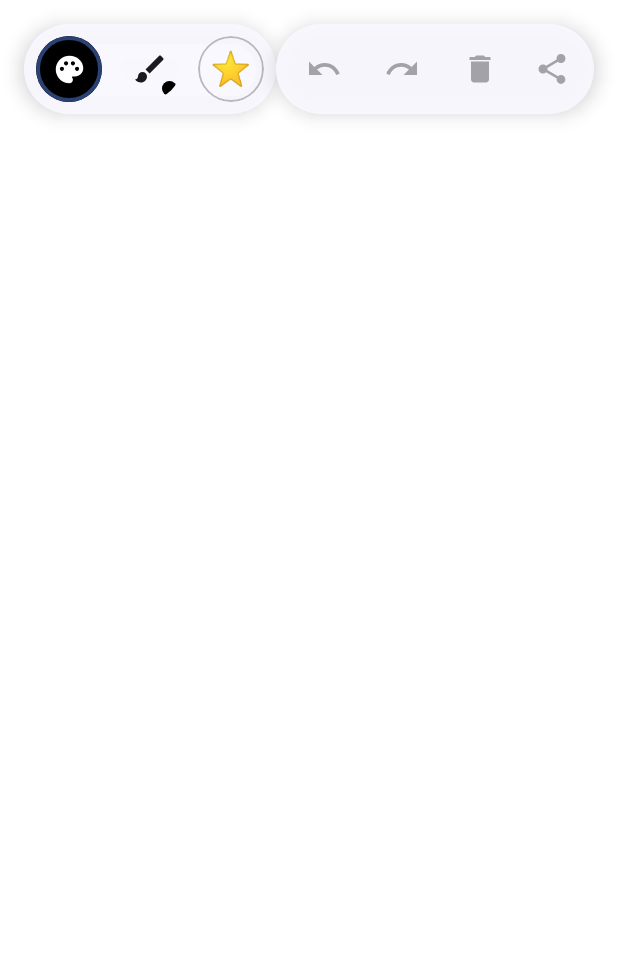
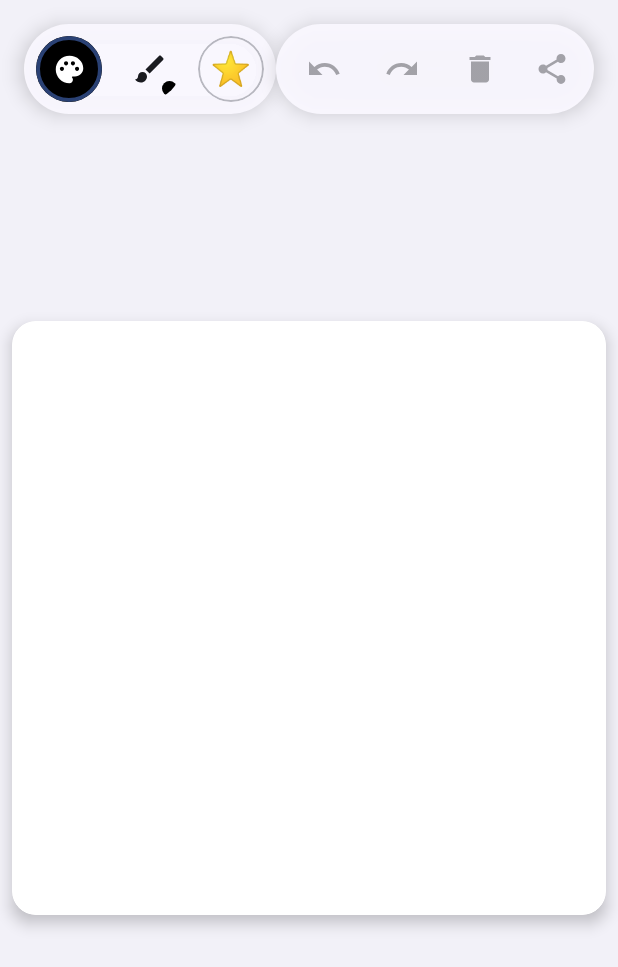
Before and after one commit to mauicoder/kidsboard, an Android app built with Jetpack Compose: the screen it shows after launch (MainActivity), on a phone screen of 412 x 824 dp. Shown: the top 967 px of the screen. Run offline under Robolectric (Android 15) with nearby library versions, the phone set to English and light mode, and no system bars.

Commit message:
feat: Add kid-friendly 1:1 square drawing board paper to eliminate scaling drift on rotation

```diff
--- a/app/src/main/java/net/maui/kidsboard/ui/KidsBoardScreen.kt
+++ b/app/src/main/java/net/maui/kidsboard/ui/KidsBoardScreen.kt
@@ -6,6 +6,7 @@ import androidx.compose.foundation.border
 import androidx.compose.foundation.clickable
 import androidx.compose.foundation.layout.Arrangement
 import androidx.compose.foundation.layout.Box
+import androidx.compose.foundation.layout.BoxWithConstraints
 import androidx.compose.foundation.layout.Row
 import androidx.compose.foundation.layout.WindowInsets
 import androidx.compose.foundation.layout.asPaddingValues
@@ -40,6 +41,7 @@ import androidx.compose.runtime.remember
 import androidx.compose.ui.Alignment
 import androidx.compose.ui.Modifier
 import androidx.compose.ui.draw.clip
+import androidx.compose.ui.draw.shadow
 import androidx.compose.ui.graphics.Color
 import androidx.compose.ui.platform.LocalContext
 import androidx.compose.ui.unit.dp
@@ -92,12 +94,24 @@ fun KidsBoardScreen(
         snackbarHost = { SnackbarHost(snackbarHostState) },
         contentWindowInsets = WindowInsets(0, 0, 0, 0)
     ) { contentPadding ->
-        Box(
+        BoxWithConstraints(
             modifier = Modifier
                 .fillMaxSize()
                 .padding(contentPadding)
+                .background(MaterialTheme.colorScheme.surfaceVariant.copy(alpha = 0.35f)),
+            contentAlignment = Alignment.Center
         ) {
-            // Fullscreen Canvas
+            val canvasSide = minOf(maxWidth, maxHeight)
+
+            // Kid-friendly "Drawing Board" Paper Sheet
+            Surface(
+                modifier = Modifier
+                    .size(canvasSide)
+                    .padding(8.dp)
+                    .shadow(elevation = 6.dp, shape = RoundedCornerShape(16.dp))
+                    .clip(RoundedCornerShape(16.dp)),
+                color = Color.White
+            ) {
                 DrawingCanvas(
                     elements = uiState.elements,
                     activeStrokes = uiState.activeStrokes,
@@ -109,11 +123,13 @@ fun KidsBoardScreen(
                     onAddStamp = viewModel::addStamp,
                     onSizeChanged = viewModel::updateCanvasSize
                 )
+            }
 
             // Split Top Floating Toolbar
             Row(
                 modifier = Modifier
                     .fillMaxWidth()
+                    .align(Alignment.TopCenter)
                     .padding(WindowInsets.safeDrawing.asPaddingValues())
                     .padding(16.dp),
                 horizontalArrangement = Arrangement.SpaceBetween,
```
Also changed, not shown: app/src/main/java/net/maui/kidsboard/ui/components/DrawingCanvas.kt (+20 -5 lines), 1 other file. Lines whose indentation alone changed are shown as unchanged.
